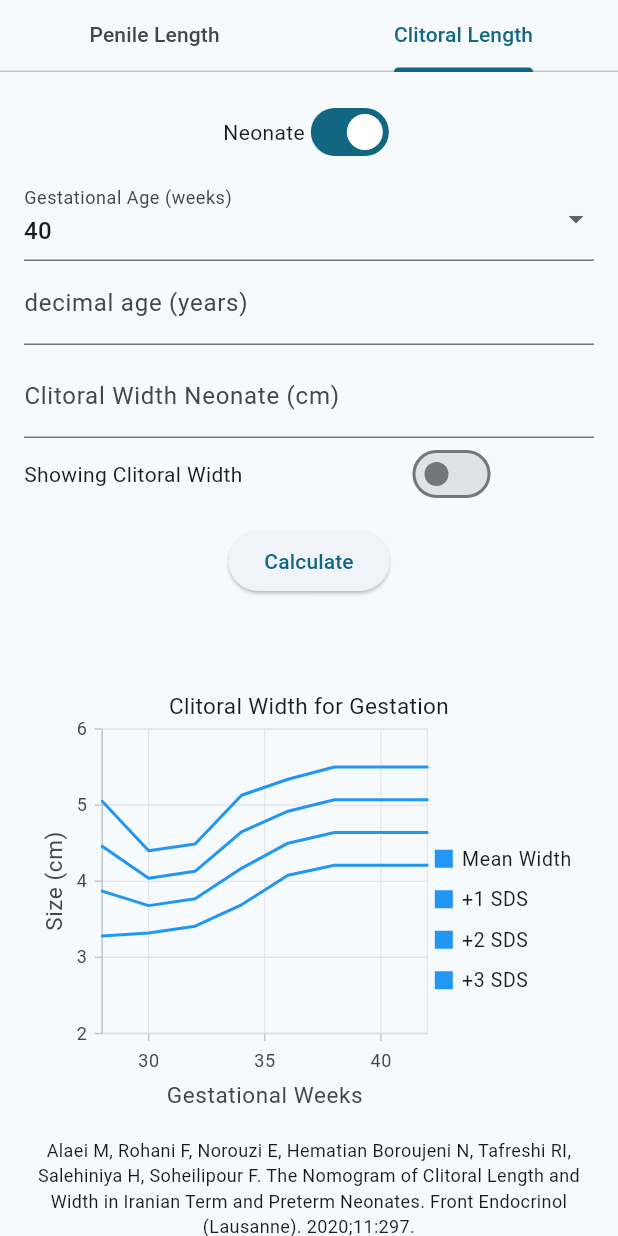
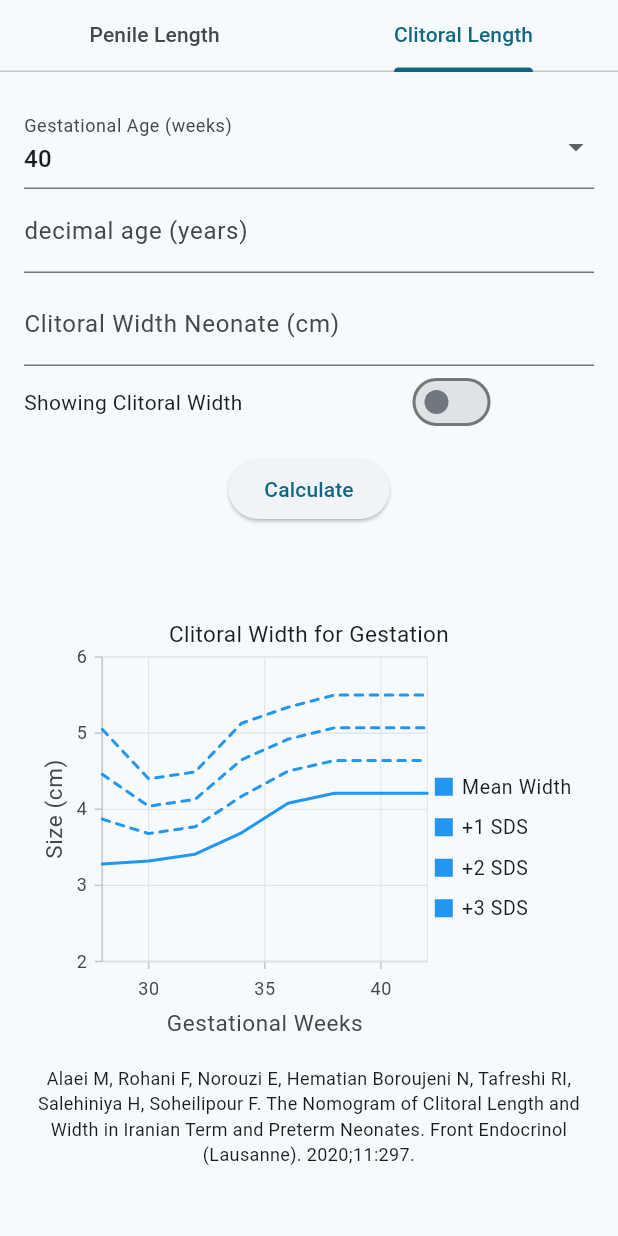
Before and after one commit to eatyourpeas/endocrinologist, a Flutter app: the AuxologyPage screen opened directly, tab 2 chosen, on a phone screen of 412 x 824 dp. Run offline on Flutter 3.47's test engine with Material 3 defaults, Android fonts, the phone set to English and light mode, and no system bars; our stand-ins replace google_fonts, syncfusion_flutter_charts; missing offline and left inert: dart:ffi, normal.

Commit message:
remove child/neonate option in girls

```diff
--- a/lib/main.dart
+++ b/lib/main.dart
@@ -1,4 +1,5 @@
 
+import 'package:google_fonts/google_fonts.dart';
 import 'package:endocrinologist/pages/auxology.dart';
 import 'package:flutter/material.dart';
 import 'pages/glucosepage.dart';
@@ -32,7 +33,7 @@ class EndocrinologyTabBars extends StatelessWidget {
   Widget build(BuildContext context){
     return DefaultTabController(length: 3, child: Scaffold(
       appBar: AppBar(
-        title: const Text("The Paediatric Endocrinologist"),
+        title: Text("The Paediatric Endocrinologist", style: GoogleFonts.ibmPlexSans(),),
         bottom: const TabBar(
           tabs: [
             Tab(icon: Icon(Icons.science), text: "Glucose"),
--- a/lib/pages/cllchart.dart
+++ b/lib/pages/cllchart.dart
@@ -47,6 +47,7 @@ class _FetalCLLChartState extends State<FetalCLLChart>{
               yValueMapper: (FetalCLLData data, _) => widget.isWidth ? data.meanWidthOneSDS : data.meanLengthOneSDS,
               color: Colors.blue,
               name: '+1 SDS',
+              dashArray: [5,5],
             ),
             LineSeries<FetalCLLData, int>(
               dataSource: FetalCLLData.dataList,
@@ -54,6 +55,7 @@ class _FetalCLLChartState extends State<FetalCLLChart>{
               yValueMapper: (FetalCLLData data, _) => widget.isWidth ? data.meanWidthTwoSDS : data.meanLengthTwoSDS,
               color: Colors.blue,
               name: '+2 SDS',
+              dashArray: [5,5],
             ),
             LineSeries<FetalCLLData, int>(
               dataSource: FetalCLLData.dataList,
@@ -61,6 +63,7 @@ class _FetalCLLChartState extends State<FetalCLLChart>{
               yValueMapper: (FetalCLLData data, _) => widget.isWidth ? data.meanWidthThreeSDS : data.meanLengthThreeSDS,
               color: Colors.blue,
               name: '+3 SDS',
+              dashArray: [5,5],
             ),
             if (widget.showScatterPoint)
               ScatterSeries<ScatterData, int>(
--- a/lib/pages/genitaltab.dart
+++ b/lib/pages/genitaltab.dart
@@ -27,7 +27,7 @@ class _GenitalTabState extends State<GenitalTab>{
   double cwl = 0; // Clitoral Width
   bool showScatterPoint=false;
   bool showCLL = false;
-  bool showNeonate = true;
+  final List<bool> _neonateSelected = [true, false];
   double decimalAge = 0.0;
   final List<bool> _ethnicityIsSelected = [true, false];
 
@@ -62,7 +62,7 @@ class _GenitalTabState extends State<GenitalTab>{
     }
     decimalAge = double.tryParse(_decimalAgeController.text) ?? 0;
 
-    if (showNeonate){
+    if (_neonateSelected[0]){
       (sds, centile) = FetalSPLData.calculateSDSAndCentile(selectedGestationWeek, spl);
     } else {
       if (_ethnicityIsSelected[0])
@@ -93,10 +93,10 @@ class _GenitalTabState extends State<GenitalTab>{
         controller: _splController,
         keyboardType: TextInputType.number,
         decoration: InputDecoration(
-          labelText: showNeonate ? 'SPL Neonate (cm)' : 'SPL Child (cm)',
+          labelText: _neonateSelected[0] ? 'SPL Neonate (cm)' : 'SPL Child (cm)',
         ),
       );
-      if (showNeonate)
+      if (_neonateSelected[0])
         chartSpecificWidget = FetalSPLChart(
           selectedGestationWeek: selectedGestationWeek,
           spl: spl,
@@ -123,7 +123,7 @@ class _GenitalTabState extends State<GenitalTab>{
               controller: _cllController,
               keyboardType: TextInputType.number,
               decoration: InputDecoration(
-                labelText: showNeonate
+                labelText: _neonateSelected[0]
                     ? 'Clitoral Length Neonate (cm)'
                     : 'Clitoral Length Child (cm)',
               ))
@@ -132,7 +132,7 @@ class _GenitalTabState extends State<GenitalTab>{
               controller: _cwlController,
               keyboardType: TextInputType.number,
               decoration: InputDecoration(
-                labelText: showNeonate
+                labelText: _neonateSelected[0]
                     ? 'Clitoral Width Neonate (cm)'
                     : 'Clitoral Width Child (cm)',
               )),
@@ -175,7 +175,6 @@ class _GenitalTabState extends State<GenitalTab>{
         cll: showCLL ? cll : cwl, // Pass correct value
         showScatterPoint: showScatterPoint,
         isWidth: !showCLL, // Pass if it's width or length
-        // You might need to pass 'showNeonate' to the chart
       );
     }
 
@@ -186,34 +185,36 @@ class _GenitalTabState extends State<GenitalTab>{
         child: Column(
           children: [
             // Your new toggle for Neonate vs Child
+            if (isMale)
               Row(
                 mainAxisAlignment: MainAxisAlignment.center,
                 children: [
-                Text(showNeonate ? 'Neonate' : 'Child'),
-                Switch(
-                  value: showNeonate,
-                  onChanged: (value) {
+                  ToggleButtons(
+                      isSelected: _neonateSelected,
+                      onPressed: (int index) {
                         setState(() {
-                      showNeonate = value;
-                      _sdsString = ''; // Clear results
-                      _centileString = '';
-                      showScatterPoint = false;
-                      if (!showNeonate) {
-                        // Example: Reset or change available weeks/age input
-                        // selectedGestationWeek = defaultChildAge; // Or similar
+                          for (int buttonIndex = 0; buttonIndex < _neonateSelected.length; buttonIndex++) {
+                            if (buttonIndex == index) {
+                              _neonateSelected[buttonIndex] = !_neonateSelected[buttonIndex];
                             } else {
-                        // selectedGestationWeek = 40; // Reset to default neonate GA
+                              _neonateSelected[buttonIndex] = false;
+                            }
                           }
                         });
                       },
-                ),
-              ],
-            ),
+                      selectedBorderColor: Colors.blue,
+                      selectedColor: Colors.blue,
+                      children: [
+                        SizedBox(width: (MediaQuery.of(context).size.width - 37)/2, child: const Row(mainAxisAlignment: MainAxisAlignment.center, children: <Widget>[ SizedBox(width: 4.0), Text("Neonate", style: TextStyle(fontSize: 10),)],)),
+                        SizedBox(width: (MediaQuery.of(context).size.width - 37)/2, child: const Row(mainAxisAlignment: MainAxisAlignment.center, children: <Widget>[ SizedBox(width: 4.0), Text("Child",style: TextStyle(fontSize: 10),)],)),
+                      ]
+                  )
+                ]),
             const SizedBox(height: 6),
 
             // Gestational Age Dropdown (Consider if this is always needed,
             // or if 'Child' mode uses a different input like age in months/years)
-            if (showNeonate) // Only show GA for neonates, or adapt for child
+            if (_neonateSelected[0]) // Only show GA for neonates, or adapt for child
               DropdownButtonFormField<int>(
                 decoration: const InputDecoration(labelText: "Gestational Age (weeks)"),
                 items: gestationWeeks.map((week) {
@@ -253,8 +254,8 @@ class _GenitalTabState extends State<GenitalTab>{
                     selectedBorderColor: Colors.blue,
                     selectedColor: Colors.blue,
                     children: [
-                      SizedBox(width: (MediaQuery.of(context).size.width - 37)/2, child: const Row(mainAxisAlignment: MainAxisAlignment.center, children: <Widget>[ SizedBox(width: 4.0), Text("Bulgarian", style: TextStyle(fontSize: 10),)],)),
-                      SizedBox(width: (MediaQuery.of(context).size.width - 37)/2, child: const Row(mainAxisAlignment: MainAxisAlignment.center, children: <Widget>[ SizedBox(width: 4.0), Text("Indian",style: TextStyle(fontSize: 10),)],)),
+                      SizedBox(width: (MediaQuery.of(context).size.width - 37)/2, child: const Row(mainAxisAlignment: MainAxisAlignment.center, children: <Widget>[ SizedBox(width: 4.0), Text("Bulgarian", style: TextStyle(fontSize: 14),)],)),
+                      SizedBox(width: (MediaQuery.of(context).size.width - 37)/2, child: const Row(mainAxisAlignment: MainAxisAlignment.center, children: <Widget>[ SizedBox(width: 4.0), Text("Indian",style: TextStyle(fontSize: 14),)],)),
                     ],
                   )
                 ],
--- a/pubspec.yaml
+++ b/pubspec.yaml
@@ -33,6 +33,7 @@ dependencies:
   normal: ^0.7.0
   syncfusion_flutter_charts: ^29.2.11
   stats: 3.0.0
+  google_fonts: ^6.2.1
 
 
   # The following adds the Cupertino Icons font to your application.
```
Also changed, not shown: pubspec.lock, 7 other files. Lines whose indentation alone changed are shown as unchanged.
